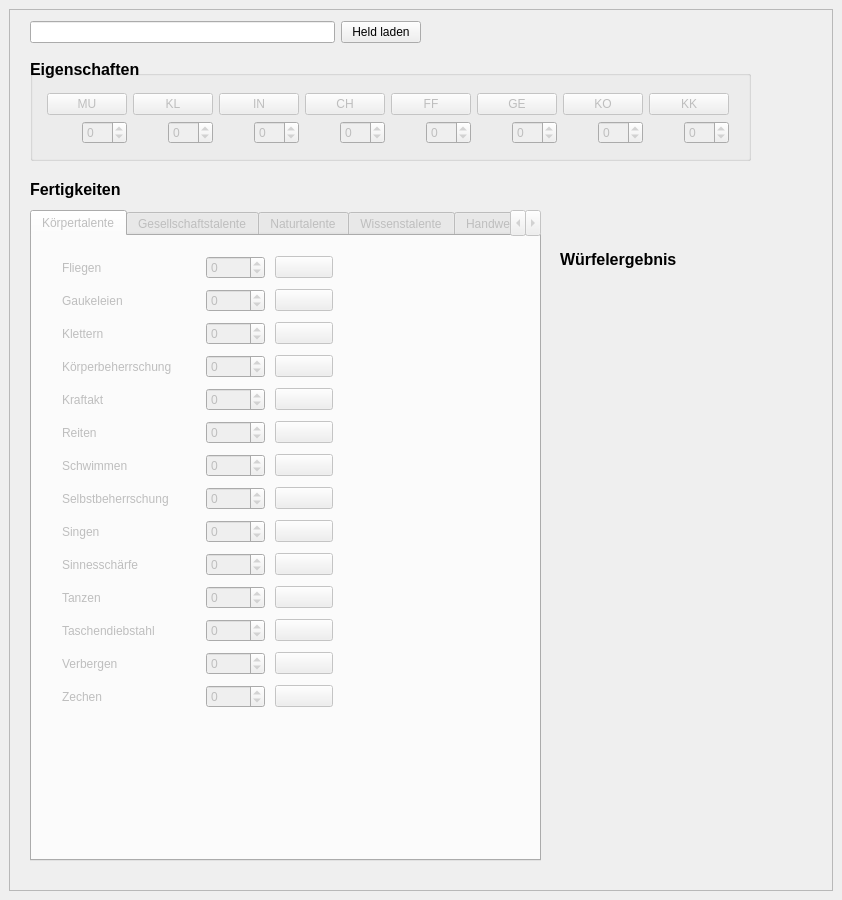
Above: src/MainWindow.ui from MirUlr/dsa_calculator before the change. Below: the same form after it.
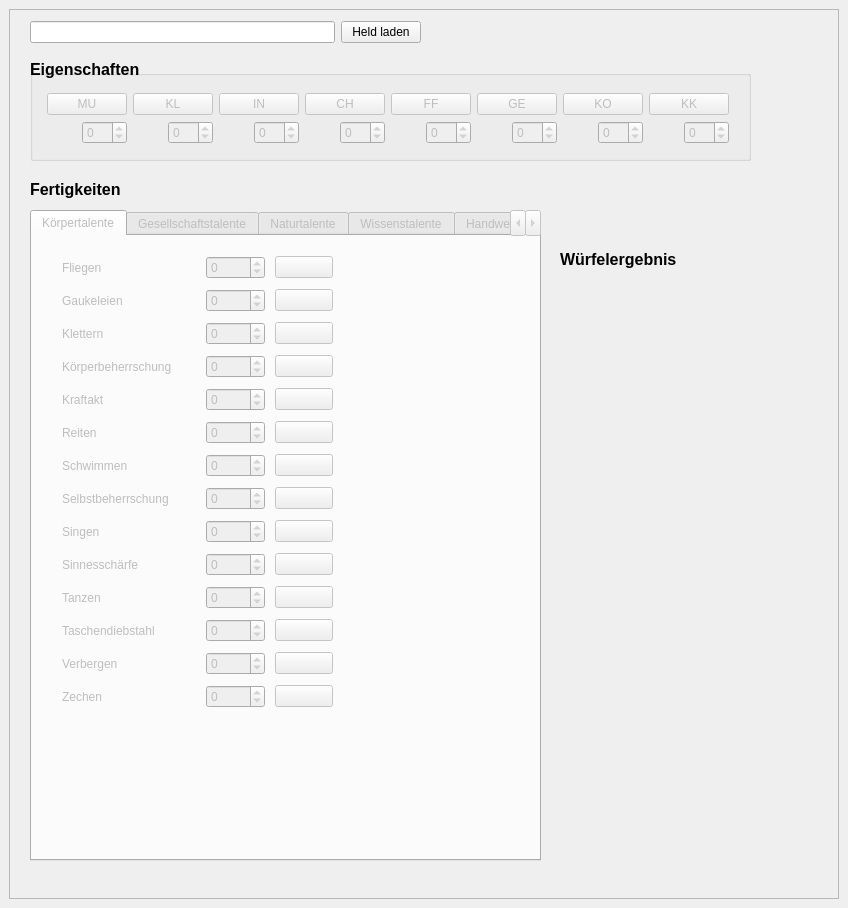
That is the form after the change. Icons and pictures are not drawn.

What changed in the file:
```diff
--- a/src/MainWindow.ui
+++ b/src/MainWindow.ui
@@ -6,8 +6,8 @@
    <rect>
     <x>0</x>
     <y>0</y>
-    <width>842</width>
-    <height>900</height>
+    <width>848</width>
+    <height>908</height>
    </rect>
   </property>
   <property name="windowTitle">
```
Left out of the diff: 4 changed lines with no effect on the pictures.
